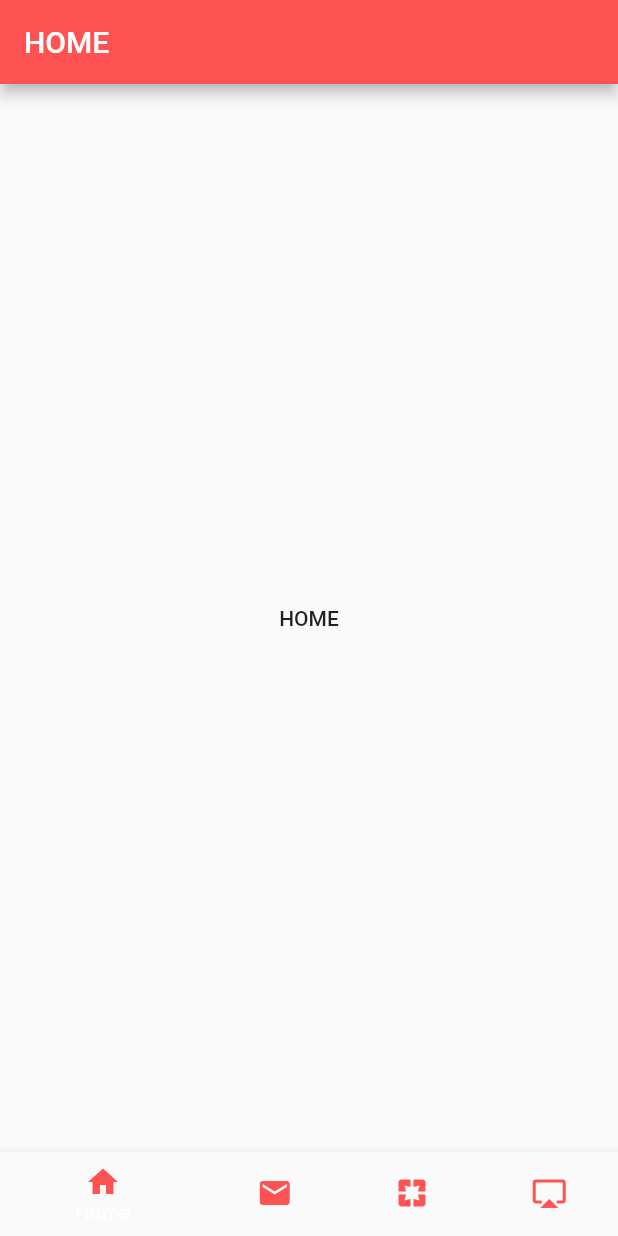
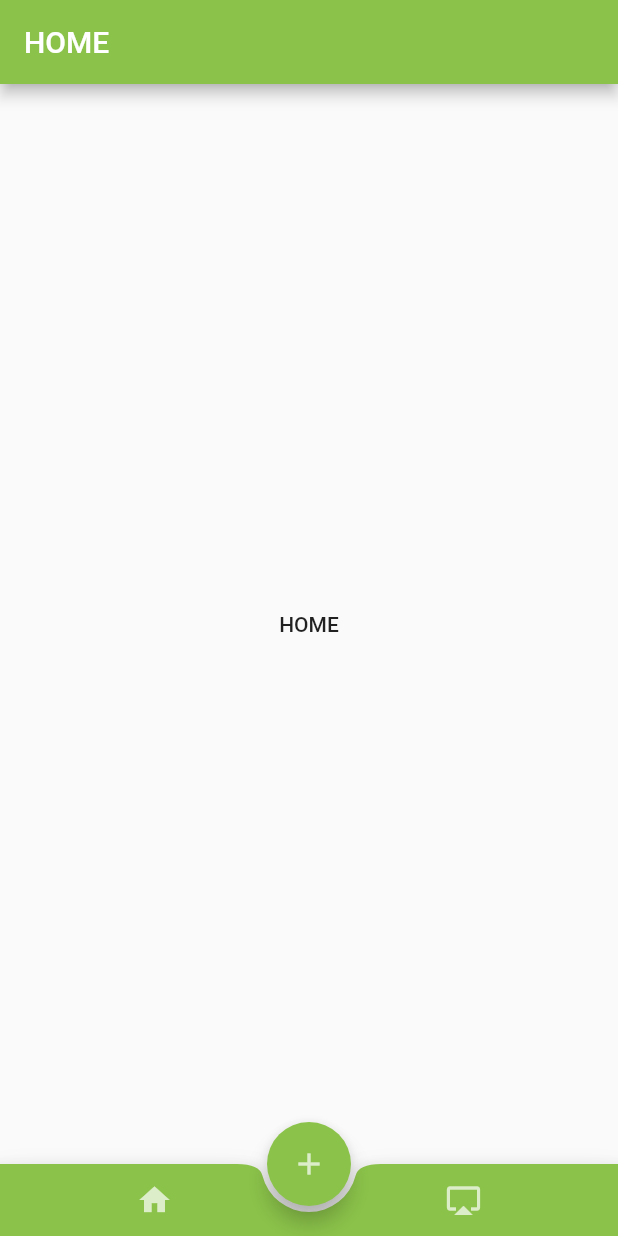
Before and after one commit to TennyQianghuacong/flutter_widget_learning, a Flutter app: the screen it shows after launch, on a phone screen of 412 x 824 dp. Run offline on Flutter 3.47's test engine with Material 2 defaults, Android fonts, the phone set to English and light mode, and no system bars.

Commit message:
不规则底部界面

```diff
--- a/lib/irregular_bottom_navigation/irregular_bottom_navigation_widget.dart
+++ b/lib/irregular_bottom_navigation/irregular_bottom_navigation_widget.dart
@@ -1,4 +1,5 @@
 import 'package:flutter/material.dart';
+import 'package:flutter_widget_learning/screen/screen.dart';
 
 class IBNApp extends StatelessWidget {
   @override
@@ -18,13 +19,35 @@ class IrregularBottomNavigationWidget extends StatefulWidget {
   }
 }
 
-class _IrregularBottomNavigationWidgetState
-    extends State<IrregularBottomNavigationWidget> {
+class _IrregularBottomNavigationWidgetState extends State<IrregularBottomNavigationWidget> {
+  final _navigationColor = Colors.lightGreen;
+  int _currentIndex = 0;
+  List<Widget> widgetList = List();
+
+  @override
+  void initState() {
+    super.initState();
+    widgetList
+      ..add(EachView(
+        title: 'HOME',
+        color: _navigationColor,
+      ))
+      ..add(EachView(
+        title: 'AIRPLAY',
+        color: _navigationColor,
+      ));
+  }
+
   @override
   Widget build(BuildContext context) {
     return Scaffold(
+      body: widgetList[_currentIndex],
       floatingActionButton: FloatingActionButton(
-        onPressed: () {},
+        onPressed: () {
+          Navigator.of(context).push(MaterialPageRoute(builder: (BuildContext context){
+            return EachView(title: "ADD", color: Colors.lightGreen,);
+          }));
+        },
         tooltip: 'Increment',
         child: Icon(
           Icons.add,
@@ -33,7 +56,7 @@ class _IrregularBottomNavigationWidgetState
       ),
       floatingActionButtonLocation: FloatingActionButtonLocation.centerDocked,
       bottomNavigationBar: BottomAppBar(
-        color: Colors.lightGreen,
+        color: _navigationColor,
         shape: CircularNotchedRectangle(),
         child: Row(
           mainAxisSize: MainAxisSize.max,
@@ -42,12 +65,20 @@ class _IrregularBottomNavigationWidgetState
             IconButton(
               icon: Icon(Icons.home),
               color: Colors.white70,
-              onPressed: () {},
+              onPressed: () {
+                setState(() {
+                  _currentIndex = 0;
+                });
+              },
             ),
             IconButton(
               icon: Icon(Icons.airplay),
               color: Colors.white70,
-              onPressed: () {},
+              onPressed: () {
+                setState(() {
+                  _currentIndex = 1;
+                });
+              },
             )
           ],
         ),
--- a/lib/main.dart
+++ b/lib/main.dart
@@ -3,7 +3,7 @@ import 'package:flutter/material.dart';
 import 'bottom_navigation/bottom_navigation_widget.dart';
 import 'irregular_bottom_navigation/irregular_bottom_navigation_widget.dart';
 
-void main() => runApp(BNApp());
+void main() => runApp(IBNApp());
 
 class MyApp extends StatelessWidget {
 
--- a/lib/screen/screen.dart
+++ b/lib/screen/screen.dart
@@ -40,7 +40,7 @@ class _EachViewState extends State<EachView>{
   Widget build(BuildContext context) {
     return Scaffold(
       appBar: AppBar(
-        title: Text(widget.title),
+        title: Text(widget.title, style: TextStyle(color: Colors.white),),
         backgroundColor: widget.color,
       ),
       body: Center(
```
